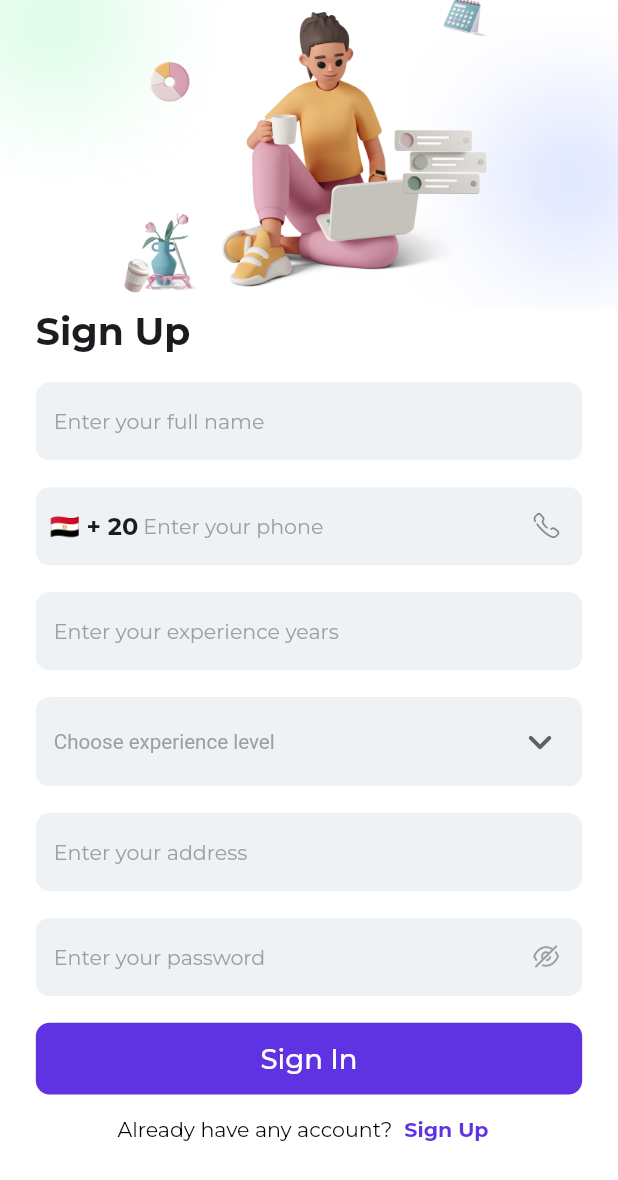
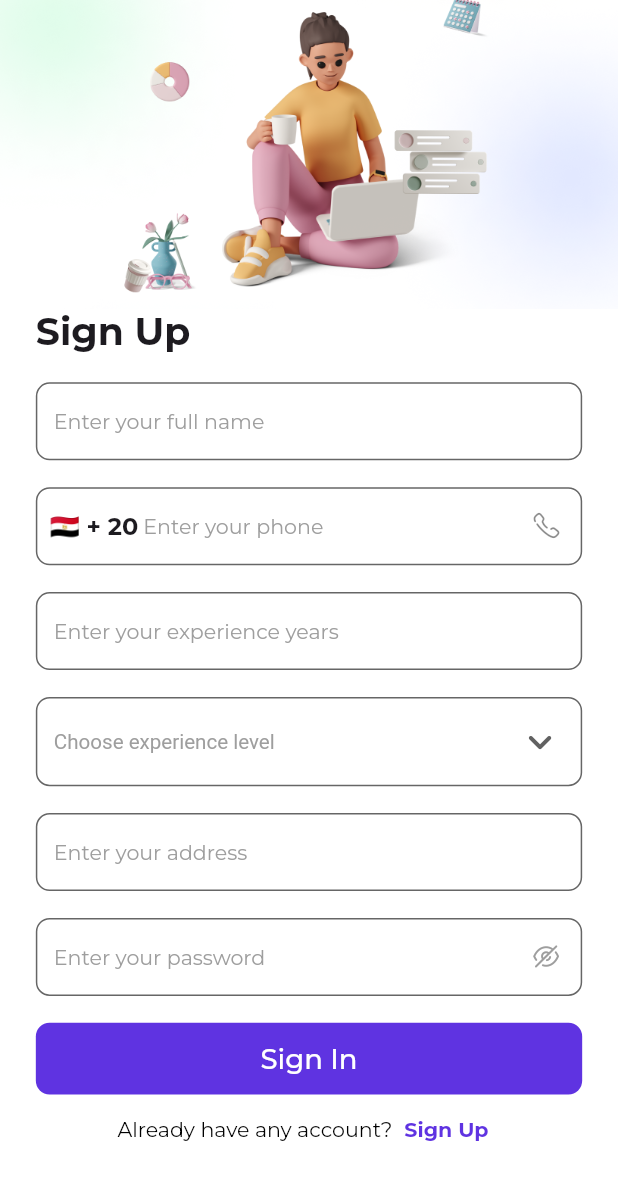
Before and after one commit to HossamShafeek/Tasky-App, a Flutter app: the RegisterView screen opened by its route, on a phone screen of 412 x 824 dp. Shown: the top 1180 px of the screen. Run offline on Flutter 3.47's test engine with Material 3 defaults, Android fonts, the phone set to English and light mode, and no system bars; drawn by our look-alikes of modal_progress_hud_nsn; our stand-ins replace cached_network_image, country_picker, dartz, dio, dotted_border, flutter_bloc and 11 more; missing offline and left inert: qr_code_scanner_plus; accounts and stored records are empty; network calls fail.

Commit message:
update auth views part 2

```diff
--- a/lib/core/utils/app_constants.dart
+++ b/lib/core/utils/app_constants.dart
@@ -63,7 +63,10 @@ class AppConstants {
 
   static final OutlineInputBorder enabledBorder = OutlineInputBorder(
     borderRadius: BorderRadius.circular(radius8r),
-    borderSide: BorderSide.none,
+    borderSide: BorderSide(
+      width: 1.1.w,
+      color: AppColors.grey300,
+    ),
   );
 
   static const SystemUiOverlayStyle systemUiOverlayStyleLight =
--- a/lib/core/widgets/custom_dropdown.dart
+++ b/lib/core/widgets/custom_dropdown.dart
@@ -14,7 +14,7 @@ class CustomDropdown extends StatelessWidget {
     this.paddingForBottom,
     required this.messageForValidate,
     required this.items,
-    required this.onChange,
+    required this.onChange, this.icon,
   });
 
   final String? Function(String?)? validator;
@@ -25,6 +25,7 @@ class CustomDropdown extends StatelessWidget {
   final double? paddingForBottom;
   final List<DropdownMenuItem> items;
   final Function(dynamic value) onChange;
+  final Widget? icon;
 
   @override
   Widget build(BuildContext context) {
@@ -41,7 +42,7 @@ class CustomDropdown extends StatelessWidget {
         validator: (value) => value == null ? messageForValidate : null,
         style: AppStyles.styleRegular16Black,
         decoration: InputDecoration(
-          fillColor: AppColors.grey50,
+          fillColor: AppColors.white,
           filled: true,
           isDense: MediaQuery.sizeOf(context).width > 780 ? false : true,
           hintStyle: AppStyles.styleRegular14Grey,
@@ -56,7 +57,7 @@ class CustomDropdown extends StatelessWidget {
         ),
         items: items,
         onChanged: onChange,
-        icon: Icon(
+        icon: icon??Icon(
           Icons.keyboard_arrow_down_rounded,
           size: MediaQuery.sizeOf(context).width > 780
               ? AppConstants.iconSize24
--- a/lib/core/widgets/custom_text_field.dart
+++ b/lib/core/widgets/custom_text_field.dart
@@ -68,7 +68,7 @@ class CustomTextField extends StatelessWidget {
               filled: true,
               isDense: true,
               hintStyle: AppStyles.styleRegular14Grey,
-              fillColor: AppColors.grey50,
+              fillColor: AppColors.white,
               border: AppConstants.enabledBorder,
               focusedBorder: AppConstants.focusedBorder,
             ),
--- a/lib/features/authentication/presentation/views/widgets/login_view_body.dart
+++ b/lib/features/authentication/presentation/views/widgets/login_view_body.dart
@@ -47,8 +47,9 @@ class LoginViewBody extends StatelessWidget {
               key: LoginCubit.get(context).formKey,
               child: Column(
                 children: [
-                  const BackgroundImage(flex: 2,),
+                  const BackgroundImage(flex: 3,),
                   Expanded(
+                    flex: 2,
                     child: SingleChildScrollView(
 
                      physics: const BouncingScrollPhysics(),
```
